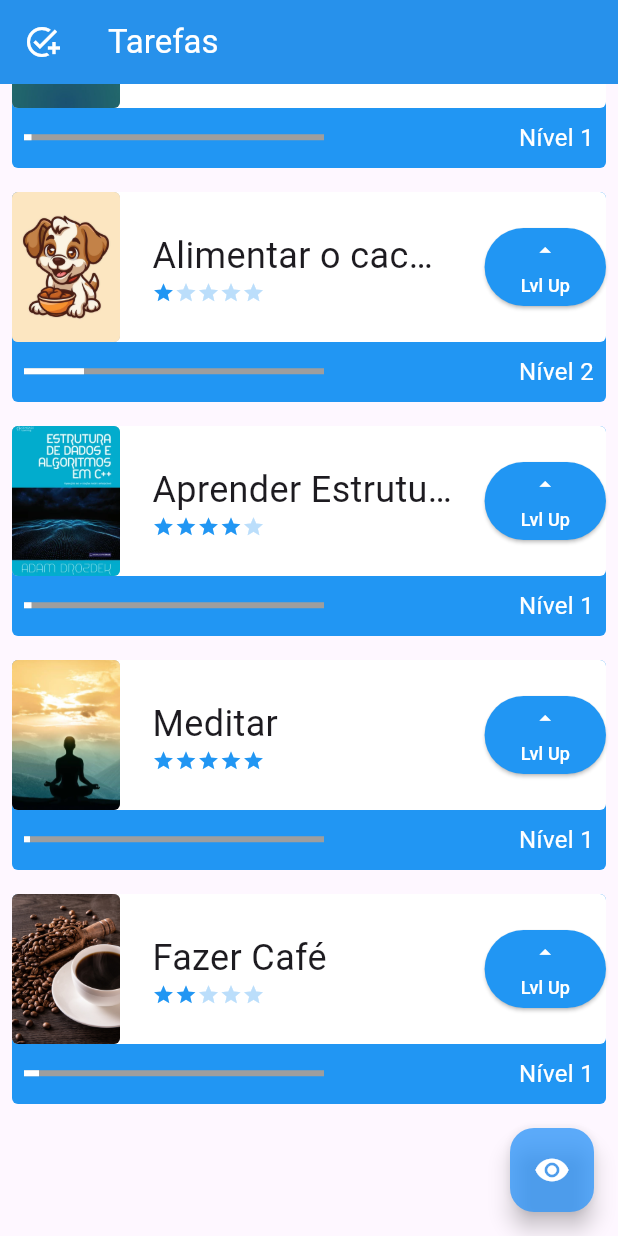
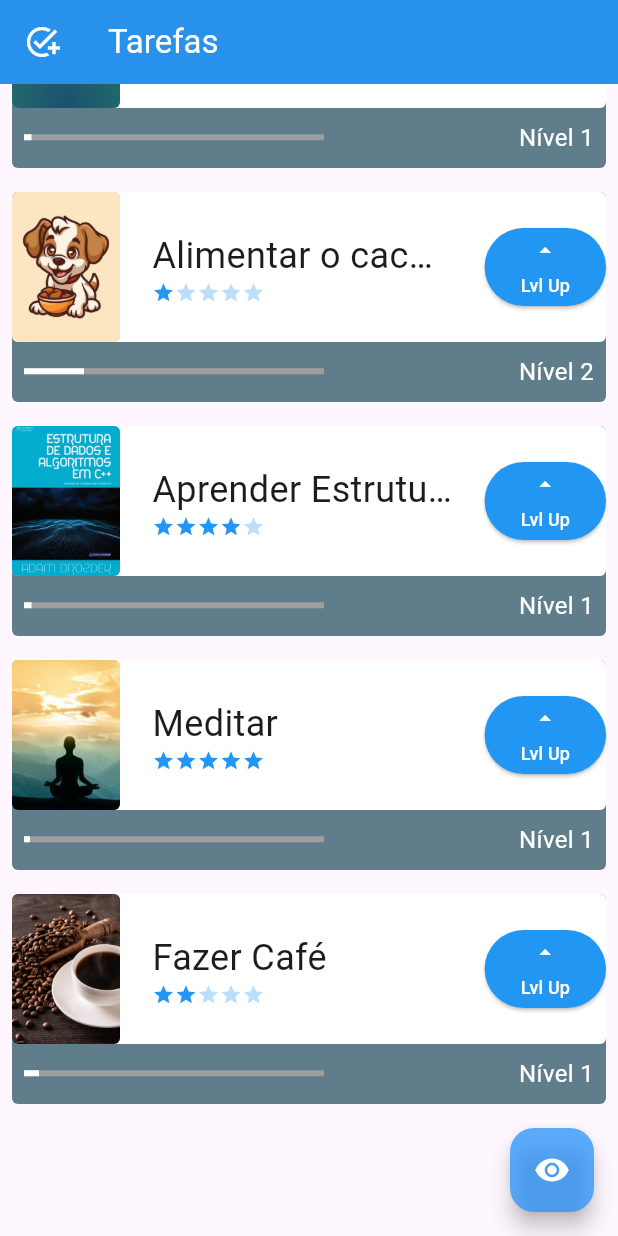
Before and after one commit to DantasMatheus/app_flutter, a Flutter app: the screen it shows after launch, scrolled down 480 dp, after a tap on "Lvl Up", on a phone screen of 412 x 824 dp. Run offline on Flutter 3.47's test engine with Material 3 defaults, Android fonts, the phone set to English and light mode, and no system bars.

Commit message:
Atualização lógica troca de maestria

```diff
--- a/lib/components/task.dart
+++ b/lib/components/task.dart
@@ -17,6 +17,7 @@ class _TaskState extends State<Task> {
   int maestria = 0;
 
   List<Color> colors = [
+    Colors.blueGrey,
     Colors.blue,
     Colors.purple,
     Colors.brown,
@@ -83,6 +84,7 @@ class _TaskState extends State<Task> {
                       child: ElevatedButton(
                         onPressed: () {
                           setState(() {
+                            nivel++;
                             double restartNivel =
                                 (nivel / widget.dificuldade) / 10;
                             bool nivelComplete = restartNivel > 1;
@@ -90,7 +92,6 @@ class _TaskState extends State<Task> {
                               maestria++;
                               nivel = 1;
                             }
-                            nivel++;
                           });
                         },
                         style: ElevatedButton.styleFrom(
```
